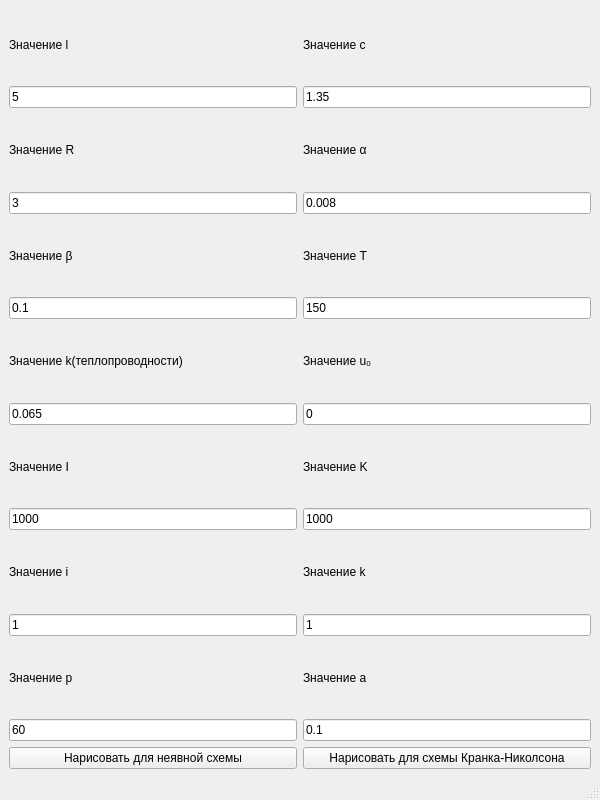
Qt form interface.ui (DonMaxon/nmmp) before a commit.
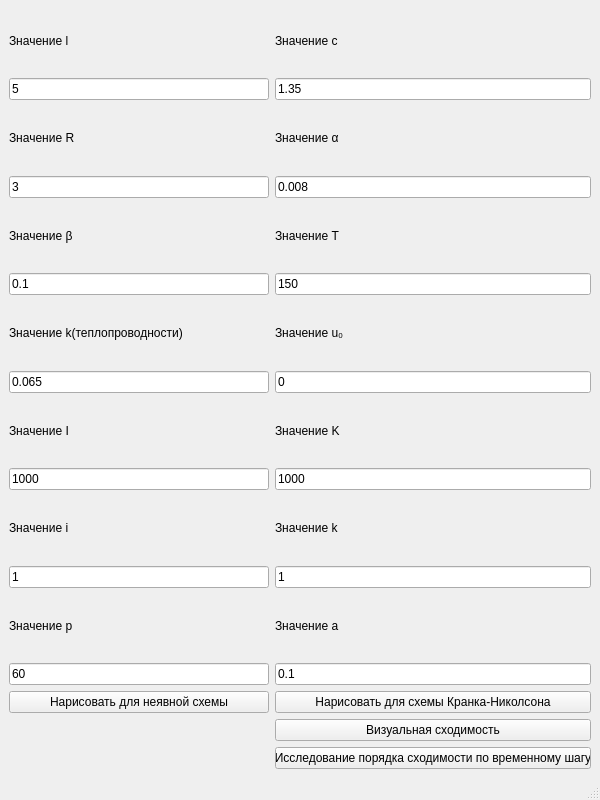
The same form after that commit.

Commit message: experiments, crank

The edit to the form file:
```diff
--- a/interface.ui
+++ b/interface.ui
@@ -249,6 +249,32 @@
       </property>
      </widget>
     </item>
+    <item row="15" column="1">
+     <widget class="QPushButton" name="pushButton_4">
+      <property name="minimumSize">
+       <size>
+        <width>260</width>
+        <height>0</height>
+       </size>
+      </property>
+      <property name="text">
+       <string>Визуальная сходимость</string>
+      </property>
+     </widget>
+    </item>
+    <item row="16" column="1">
+     <widget class="QPushButton" name="pushButton_6">
+      <property name="minimumSize">
+       <size>
+        <width>260</width>
+        <height>0</height>
+       </size>
+      </property>
+      <property name="text">
+       <string>Исследование порядка сходимости по временному шагу</string>
+      </property>
+     </widget>
+    </item>
    </layout>
   </widget>
   <widget class="QMenuBar" name="menubar">
```
The commit also changes 1 other file.
